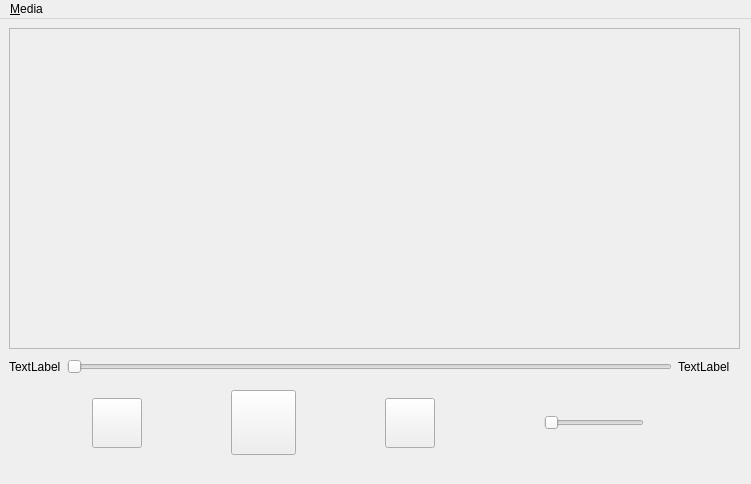
Before: the Qt Designer form Qt_Designer_files/main.ui in kanishkarj/Rave, drawn with Qt 5.
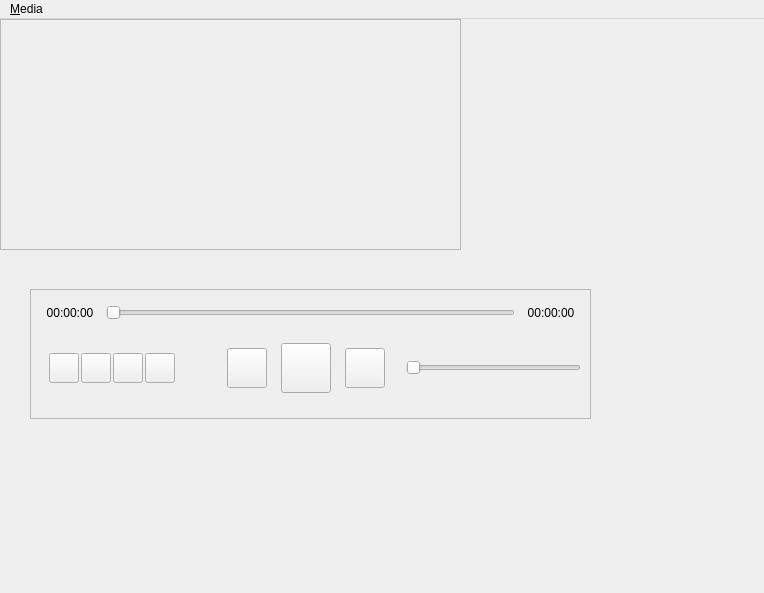
After: the same form once the commit is applied. Icons and pictures are not drawn.

Commit message: basic functional media player

```diff
--- a/Qt_Designer_files/main.ui
+++ b/Qt_Designer_files/main.ui
@@ -6,128 +6,154 @@
    <rect>
     <x>0</x>
     <y>0</y>
-    <width>751</width>
-    <height>484</height>
+    <width>764</width>
+    <height>593</height>
    </rect>
   </property>
+  <property name="minimumSize">
+   <size>
+    <width>650</width>
+    <height>500</height>
+   </size>
+  </property>
   <property name="windowTitle">
    <string>MainWindow</string>
   </property>
   <widget class="QWidget" name="centralwidget">
-   <widget class="QWidget" name="verticalLayoutWidget">
+   <widget class="QFrame" name="mediaView">
     <property name="geometry">
      <rect>
-      <x>9</x>
-      <y>340</y>
-      <width>721</width>
-      <height>107</height>
+      <x>0</x>
+      <y>0</y>
+      <width>461</width>
+      <height>231</height>
      </rect>
     </property>
-    <layout class="QVBoxLayout" name="controllerView">
+    <property name="styleSheet">
+     <string notr="true"/>
+    </property>
+    <property name="frameShape">
+     <enum>QFrame::StyledPanel</enum>
+    </property>
+    <property name="frameShadow">
+     <enum>QFrame::Raised</enum>
+    </property>
+   </widget>
+   <widget class="QFrame" name="controlView">
+    <property name="geometry">
+     <rect>
+      <x>30</x>
+      <y>270</y>
+      <width>561</width>
+      <height>130</height>
+     </rect>
+    </property>
+    <property name="minimumSize">
+     <size>
+      <width>510</width>
+      <height>130</height>
+     </size>
+    </property>
+    <property name="maximumSize">
+     <size>
+      <width>16777215</width>
+      <height>130</height>
+     </size>
+    </property>
+    <property name="frameShape">
+     <enum>QFrame::StyledPanel</enum>
+    </property>
+    <property name="frameShadow">
+     <enum>QFrame::Raised</enum>
+    </property>
+    <layout class="QVBoxLayout" name="verticalLayout_2">
      <item>
-      <layout class="QHBoxLayout" name="horizontalLayout_2">
-       <item>
+      <layout class="QGridLayout" name="gridLayout_5">
+       <item row="0" column="0">
         <widget class="QLabel" name="timeDone">
+         <property name="minimumSize">
+          <size>
+           <width>60</width>
+           <height>0</height>
+          </size>
+         </property>
+         <property name="maximumSize">
+          <size>
+           <width>60</width>
+           <height>16777215</height>
+          </size>
+         </property>
          <property name="text">
-          <string>TextLabel</string>
+          <string>00:00:00</string>
+         </property>
+         <property name="alignment">
+          <set>Qt::AlignCenter</set>
          </property>
         </widget>
        </item>
-       <item>
+       <item row="0" column="1">
         <widget class="QSlider" name="seekBar">
+         <property name="minimumSize">
+          <size>
+           <width>365</width>
+           <height>18</height>
+          </size>
+         </property>
+         <property name="maximumSize">
+          <size>
+           <width>16777215</width>
+           <height>18</height>
+          </size>
+         </property>
          <property name="orientation">
           <enum>Qt::Horizontal</enum>
          </property>
         </widget>
        </item>
-       <item>
+       <item row="0" column="2">
         <widget class="QLabel" name="timeLeft">
+         <property name="minimumSize">
+          <size>
+           <width>60</width>
+           <height>18</height>
+          </size>
+         </property>
+         <property name="maximumSize">
+          <size>
+           <width>60</width>
+           <height>18</height>
+          </size>
+         </property>
          <property name="text">
-          <string>TextLabel</string>
+          <string>00:00:00</string>
+         </property>
+         <property name="alignment">
+          <set>Qt::AlignCenter</set>
          </property>
         </widget>
        </item>
       </layout>
      </item>
      <item>
-      <layout class="QHBoxLayout" name="horizontalLayout">
-       <item>
-        <widget class="QPushButton" name="previous">
-         <property name="minimumSize">
-          <size>
-           <width>50</width>
-           <height>50</height>
-          </size>
+      <layout class="QGridLayout" name="gridLayout_3">
+       <item row="0" column="1">
+        <widget class="QWidget" name="expansionWidget_2" native="true">
+         <property name="sizePolicy">
+          <sizepolicy hsizetype="Expanding" vsizetype="Preferred">
+           <horstretch>0</horstretch>
+           <verstretch>0</verstretch>
+          </sizepolicy>
          </property>
-         <property name="maximumSize">
-          <size>
-           <width>50</width>
-           <height>50</height>
-          </size>
-         </property>
-         <property name="text">
-          <string/>
-         </property>
+         <layout class="QGridLayout" name="gridLayout_6"/>
         </widget>
        </item>
-       <item>
-        <widget class="QPushButton" name="playState">
-         <property name="minimumSize">
-          <size>
-           <width>65</width>
-           <height>65</height>
-          </size>
-         </property>
-         <property name="maximumSize">
-          <size>
-           <width>65</width>
-           <height>65</height>
-          </size>
-         </property>
-         <property name="text">
-          <string/>
-         </property>
-         <property name="icon">
-          <iconset theme="play-2.svg"/>
-         </property>
-        </widget>
-       </item>
-       <item>
-        <widget class="QPushButton" name="next">
-         <property name="minimumSize">
-          <size>
-           <width>50</width>
-           <height>50</height>
-          </size>
-         </property>
-         <property name="maximumSize">
-          <size>
-           <width>50</width>
-           <height>50</height>
-          </size>
-         </property>
-         <property name="text">
-          <string/>
-         </property>
-        </widget>
-       </item>
-       <item>
-        <spacer name="verticalSpacer">
-         <property name="orientation">
-          <enum>Qt::Vertical</enum>
-         </property>
-         <property name="sizeHint" stdset="0">
-          <size>
-           <width>20</width>
-           <height>40</height>
-          </size>
-         </property>
-        </spacer>
-       </item>
-       <item>
+       <item row="0" column="4">
         <widget class="QSlider" name="volumeBar">
-         <property name="enabled">
-          <bool>true</bool>
+         <property name="minimumSize">
+          <size>
+           <width>175</width>
+           <height>0</height>
+          </size>
          </property>
          <property name="maximumSize">
           <size>
@@ -140,34 +166,201 @@
          </property>
         </widget>
        </item>
+       <item row="0" column="0">
+        <widget class="QWidget" name="mediaSettingsWidget" native="true">
+         <property name="minimumSize">
+          <size>
+           <width>140</width>
+           <height>60</height>
+          </size>
+         </property>
+         <property name="maximumSize">
+          <size>
+           <width>140</width>
+           <height>60</height>
+          </size>
+         </property>
+         <layout class="QHBoxLayout" name="horizontalLayout_4">
+          <item>
+           <widget class="QPushButton" name="fullscreenButton">
+            <property name="minimumSize">
+             <size>
+              <width>30</width>
+              <height>30</height>
+             </size>
+            </property>
+            <property name="maximumSize">
+             <size>
+              <width>30</width>
+              <height>30</height>
+             </size>
+            </property>
+            <property name="text">
+             <string/>
+            </property>
+           </widget>
+          </item>
+          <item>
+           <widget class="QPushButton" name="playlistButton">
+            <property name="minimumSize">
+             <size>
+              <width>30</width>
+              <height>30</height>
+             </size>
+            </property>
+            <property name="maximumSize">
+             <size>
+              <width>30</width>
+              <height>30</height>
+             </size>
+            </property>
+            <property name="text">
+             <string/>
+            </property>
+           </widget>
+          </item>
+          <item>
+           <widget class="QPushButton" name="stopButton">
+            <property name="minimumSize">
+             <size>
+              <width>30</width>
+              <height>30</height>
+             </size>
+            </property>
+            <property name="maximumSize">
+             <size>
+              <width>30</width>
+              <height>30</height>
+             </size>
+            </property>
+            <property name="text">
+             <string/>
+            </property>
+           </widget>
+          </item>
+          <item>
+           <widget class="QPushButton" name="setiingsButton">
+            <property name="minimumSize">
+             <size>
+              <width>30</width>
+              <height>30</height>
+             </size>
+            </property>
+            <property name="maximumSize">
+             <size>
+              <width>30</width>
+              <height>30</height>
+             </size>
+            </property>
+            <property name="text">
+             <string/>
+            </property>
+           </widget>
+          </item>
+         </layout>
+        </widget>
+       </item>
+       <item row="0" column="2">
+        <widget class="QWidget" name="mediaControlWidget" native="true">
+         <property name="minimumSize">
+          <size>
+           <width>195</width>
+           <height>70</height>
+          </size>
+         </property>
+         <property name="maximumSize">
+          <size>
+           <width>195</width>
+           <height>70</height>
+          </size>
+         </property>
+         <layout class="QHBoxLayout" name="horizontalLayout_5">
+          <item>
+           <widget class="QPushButton" name="previous">
+            <property name="minimumSize">
+             <size>
+              <width>40</width>
+              <height>40</height>
+             </size>
+            </property>
+            <property name="maximumSize">
+             <size>
+              <width>40</width>
+              <height>40</height>
+             </size>
+            </property>
+            <property name="text">
+             <string/>
+            </property>
+           </widget>
+          </item>
+          <item>
+           <widget class="QPushButton" name="playState">
+            <property name="minimumSize">
+             <size>
+              <width>50</width>
+              <height>50</height>
+             </size>
+            </property>
+            <property name="maximumSize">
+             <size>
+              <width>50</width>
+              <height>50</height>
+             </size>
+            </property>
+            <property name="text">
+             <string/>
+            </property>
+            <property name="icon">
+             <iconset theme="play-2.svg">
+              <normaloff>../../</normaloff>../../</iconset>
+            </property>
+           </widget>
+          </item>
+          <item>
+           <widget class="QPushButton" name="next">
+            <property name="minimumSize">
+             <size>
+              <width>40</width>
+              <height>40</height>
+             </size>
+            </property>
+            <property name="maximumSize">
+             <size>
+              <width>40</width>
+              <height>40</height>
+             </size>
+            </property>
+            <property name="text">
+             <string/>
+            </property>
+           </widget>
+          </item>
+         </layout>
+        </widget>
+       </item>
+       <item row="0" column="3">
+        <widget class="QWidget" name="expansionWidget" native="true">
+         <property name="sizePolicy">
+          <sizepolicy hsizetype="Expanding" vsizetype="Preferred">
+           <horstretch>0</horstretch>
+           <verstretch>0</verstretch>
+          </sizepolicy>
+         </property>
+        </widget>
+       </item>
       </layout>
      </item>
     </layout>
    </widget>
-   <widget class="QFrame" name="mediaView">
-    <property name="geometry">
-     <rect>
-      <x>9</x>
-      <y>9</y>
-      <width>731</width>
-      <height>321</height>
-     </rect>
-    </property>
-    <property name="frameShape">
-     <enum>QFrame::StyledPanel</enum>
-    </property>
-    <property name="frameShadow">
-     <enum>QFrame::Raised</enum>
-    </property>
-   </widget>
   </widget>
   <widget class="QMenuBar" name="menubar">
    <property name="geometry">
     <rect>
      <x>0</x>
      <y>0</y>
-     <width>751</width>
-     <height>28</height>
+     <width>764</width>
+     <height>25</height>
     </rect>
    </property>
    <widget class="QMenu" name="menuFile">
```
The commit also changes 6 other files.
